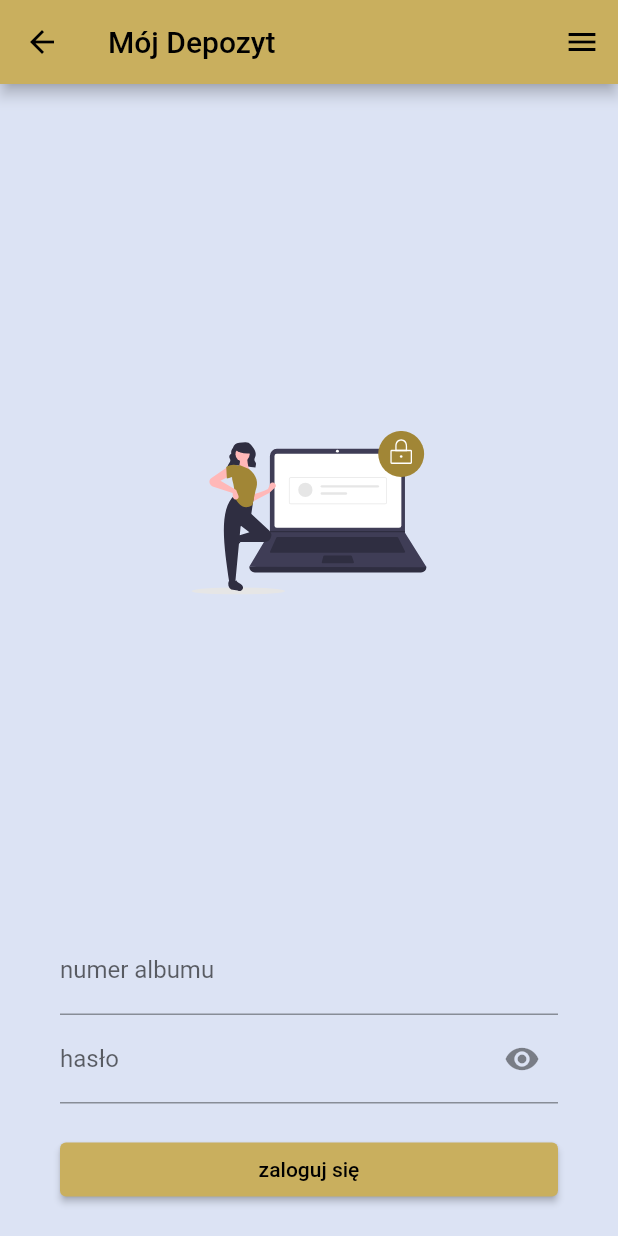
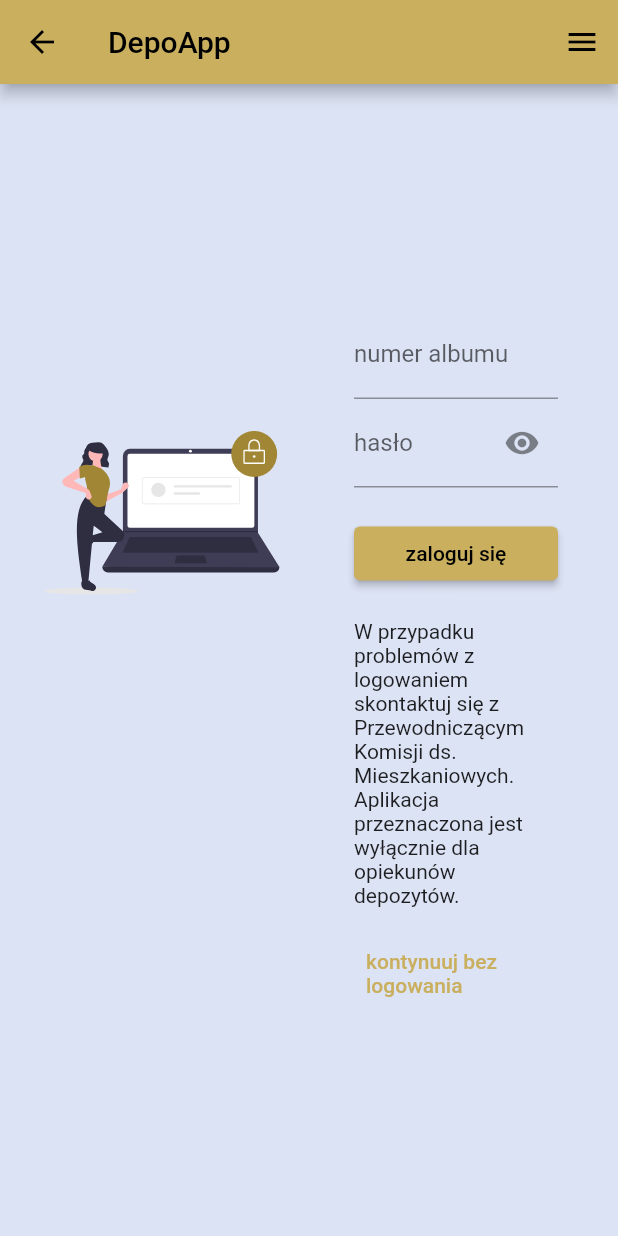
Before and after one commit to TomaszTopola/DepoApp, a Flutter app: the LoginPage screen opened by its route, on a phone screen of 412 x 824 dp. Run offline on Flutter 3.47's test engine with Material 2 defaults, Android fonts, the phone set to English and light mode, and no system bars; our stand-ins replace fl_chart, flutter_secure_storage, flutter_spinkit, flutter_svg, google_fonts, jwt_decoder; accounts and stored records are empty; network calls fail.

Commit message:
center login panel

```diff
--- a/lib/common_widgets/login_form.dart
+++ b/lib/common_widgets/login_form.dart
@@ -105,7 +105,7 @@ class _LoginFormState extends State<LoginForm> {
           ),
           const SizedBox(height: 20,),
           const Text(
-            'W przypadku problemów z logowaniem skontaktuj się z Przewodniczącym Komisji ds. Mieszkaniowych\n'
+            'W przypadku problemów z logowaniem skontaktuj się z Przewodniczącym Komisji ds. Mieszkaniowych.\n'
                 'Aplikacja przeznaczona jest wyłącznie dla opiekunów depozytów.',
           ),
           const SizedBox(height: 20,),
--- a/lib/views/login_page.dart
+++ b/lib/views/login_page.dart
@@ -11,26 +11,41 @@ class LoginPage extends StatelessWidget {
 
     return Scaffold(
       appBar: AppBar(
-        title: const Text('Mój Depozyt'),
+        title: const Text('DepoApp'),
       ),
       endDrawer: const DepoDrawer(),
       body: Padding(
         padding: const EdgeInsets.all(10),
+        child: Row(
+          children: [
+            Expanded(
               child: ListView(
                 children: [
                   FractionallySizedBox(
-              widthFactor: 0.4,
+                    widthFactor: 0.8,
                     child: SvgPicture.asset(
                       'assets/login.svg',
                   ),
                   ),
-            const Padding(
+                ],
+              ),
+            ),
+            Expanded(
+              child: Center(
+                child: ListView(
+                  shrinkWrap: true,
+                  children: const [
+                    Padding(
                       padding: EdgeInsets.fromLTRB(30, 0, 30, 0),
                       child: LoginForm(),
                     )
+                  ]
+                ),
+              ),
+            ),
           ],
+            ),
             )
-      ),
           );
   }
 }
```
Lines whose indentation alone changed are shown as unchanged.
